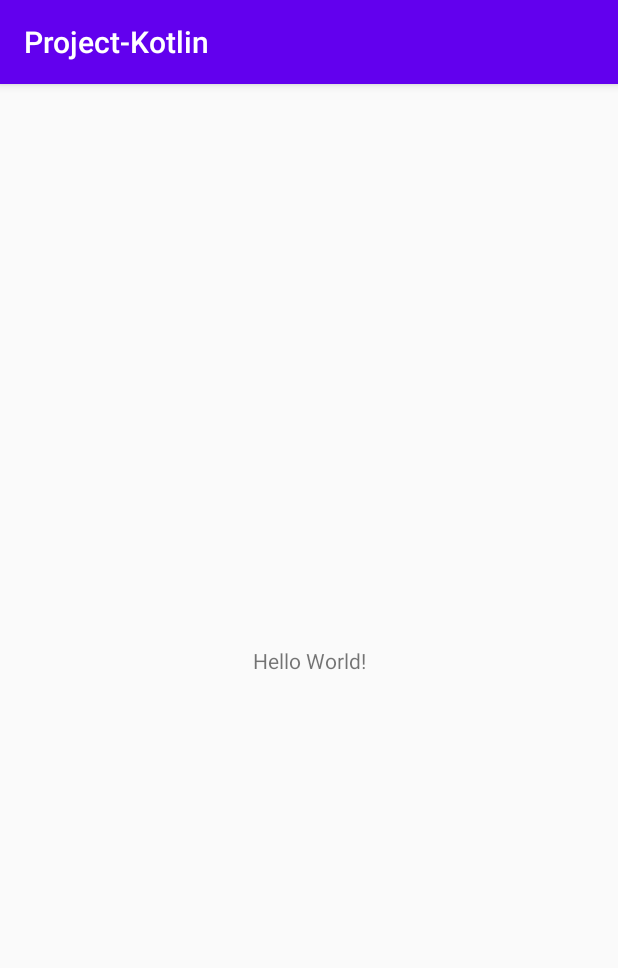
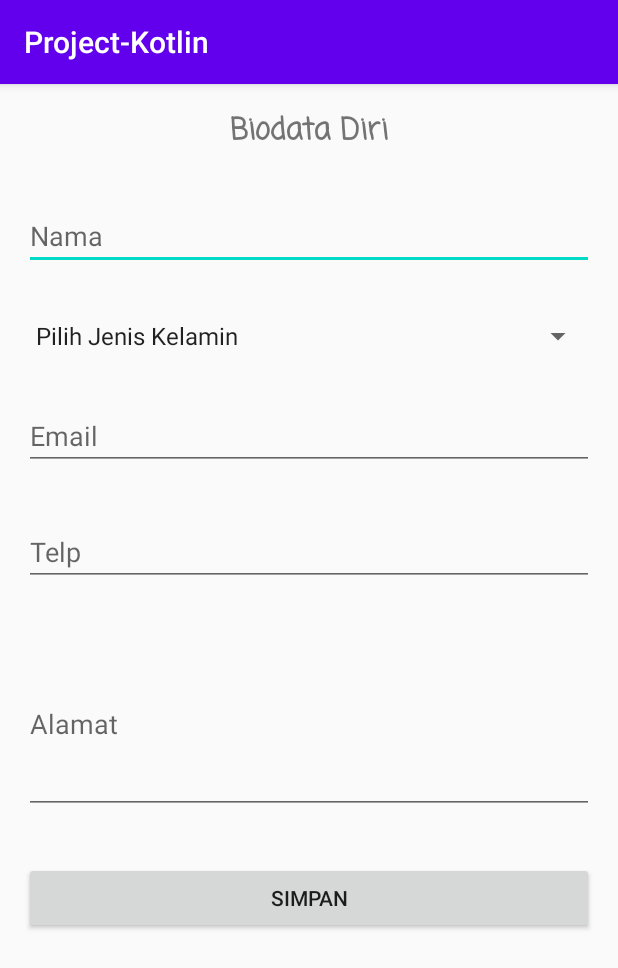
Before and after one commit to tutikqomariah/project-kotlin, an Android app: the screen it shows after launch (MainActivity), on a phone screen of 412 x 824 dp. Shown: the top 968 px of the screen. Run offline under Robolectric (Android 15) with nearby library versions, the phone set to English and light mode, and no system bars.

Commit message:
Update Project-Kotlin

```diff
--- a/app/src/main/AndroidManifest.xml
+++ b/app/src/main/AndroidManifest.xml
@@ -9,6 +9,7 @@
         android:roundIcon="@mipmap/ic_launcher_round"
         android:supportsRtl="true"
         android:theme="@style/AppTheme">
+        <activity android:name=".ProfilActivity"></activity>
         <activity android:name=".MainActivity">
             <intent-filter>
                 <action android:name="android.intent.action.MAIN" />
--- a/app/src/main/java/com/tutik/project_kotlin/MainActivity.kt
+++ b/app/src/main/java/com/tutik/project_kotlin/MainActivity.kt
@@ -2,10 +2,64 @@ package com.tutik.project_kotlin
 
 import androidx.appcompat.app.AppCompatActivity
 import android.os.Bundle
+import android.content.Intent
+import android.widget.ArrayAdapter
+import android.widget.Toast
+import kotlinx.android.synthetic.main.activity_main.*
 
 class MainActivity : AppCompatActivity() {
     override fun onCreate(savedInstanceState: Bundle?) {
         super.onCreate(savedInstanceState)
         setContentView(R.layout.activity_main)
+        setDataSpinnerGender()
+        btnSave.setOnClickListener { validasiInput() }
+    }
+    private fun goToProfilActivity() {
+        val bundle = Bundle()
+        bundle.putString("nama", namaInput)
+        bundle.putString("gender", genderInput)
+        bundle.putString("email", emailInput)
+        bundle.putString("telp", telpInput)
+        bundle.putString("alamat", alamatInput)
+        intent.putExtras(bundle)
+
+        val intent = Intent(this, ProfilActivity::class.java)
+        startActivity(intent)
+    }
+
+    private var namaInput : String = ""
+    private var emailInput : String = ""
+    private var telpInput : String = ""
+    private var alamatInput : String = ""
+    private var genderInput : String = ""
+    private fun validasiInput(){
+        namaInput = edtName.text.toString()
+        emailInput = edtEmail.text.toString()
+        telpInput = edtTelp.text.toString()
+        alamatInput = edtAddress.text.toString()
+        genderInput = spinnerGender.selectedItem.toString()
+        when{
+            namaInput.isEmpty() -> edtName.error = "Nama tidak boleh kosong"
+            genderInput.equals("Pilih Jenis Kelamin", ignoreCase = true) ->
+                tampilToast("Jenis Kelamin harus dipilih")
+
+            emailInput.isEmpty() -> edtEmail.error = "Email tidak boleh kosong"
+            telpInput.isEmpty() -> edtTelp.error = "Telp tidak boleh kosong"
+            alamatInput.isEmpty() -> edtAddress.error = "Alamat tidak boleh kosong"
+            else -> {
+                tampilToast("Navigasi ke halaman profil")
+                goToProfilActivity()
+            }
+        }
+
+    }
+    private fun tampilToast(message: String) {
+        Toast.makeText(this, message, Toast.LENGTH_SHORT).show()
+    }
+    private fun setDataSpinnerGender(){
+        val adapter = ArrayAdapter.createFromResource(this,
+            R.array.jenis_kelamin, android.R.layout.simple_spinner_item)
+        adapter.setDropDownViewResource(android.R.layout.simple_spinner_dropdown_item)
+        spinnerGender.adapter = adapter
     }
 }
--- a/app/src/main/res/layout/activity_main.xml
+++ b/app/src/main/res/layout/activity_main.xml
@@ -1,18 +1,63 @@
 <?xml version="1.0" encoding="utf-8"?>
-<androidx.constraintlayout.widget.ConstraintLayout xmlns:android="http://schemas.android.com/apk/res/android"
+<ScrollView
+    xmlns:android="http://schemas.android.com/apk/res/android"
     xmlns:app="http://schemas.android.com/apk/res-auto"
     xmlns:tools="http://schemas.android.com/tools"
     android:layout_width="match_parent"
-    android:layout_height="match_parent"
-    tools:context=".MainActivity">
+    android:layout_height="match_parent">
+    <LinearLayout
+        android:layout_width="match_parent"
+        android:layout_height="wrap_content"
+        android:orientation="vertical"
+        tools:context=".MainActivity">
+        <TextView
+            android:layout_width="wrap_content"
+            android:layout_height="wrap_content"
+            android:text="Biodata Diri"
+            android:layout_gravity="center_horizontal"
+            android:layout_margin="16dp"
+            android:fontFamily="casual"
+            android:textSize="20sp"
+            android:textStyle="bold"/>
+        <EditText
+            android:id="@+id/edtName"
+            android:layout_width="match_parent"
+            android:layout_height="wrap_content"
+            android:hint="Nama"
+            android:layout_margin="16dp"/>
+        <Spinner
+            android:id="@+id/spinnerGender"
+            android:layout_width="match_parent"
+            android:layout_height="wrap_content"
+            android:layout_margin="16dp"
+            android:entries="@array/jenis_kelamin"/>
+        <EditText
+            android:id="@+id/edtEmail"
+            android:layout_width="match_parent"
+            android:layout_height="wrap_content"
+            android:hint="Email"
+            android:layout_margin="16dp"/>
+        <EditText
+            android:id="@+id/edtTelp"
+            android:layout_width="match_parent"
+            android:layout_height="wrap_content"
+            android:hint="Telp"
+            android:layout_margin="16dp"
+            android:inputType="phone"/>
 
-    <TextView
-        android:layout_width="wrap_content"
-        android:layout_height="wrap_content"
-        android:text="Hello World!"
-        app:layout_constraintBottom_toBottomOf="parent"
-        app:layout_constraintLeft_toLeftOf="parent"
-        app:layout_constraintRight_toRightOf="parent"
-        app:layout_constraintTop_toTopOf="parent" />
+        <EditText
+            android:id="@+id/edtAddress"
+            android:layout_width="match_parent"
+            android:layout_height="120dp"
+            android:hint="Alamat"
+            android:layout_margin="16dp"
+            android:inputType="textMultiLine"/>
+        <Button
+            android:id="@+id/btnSave"
+            android:layout_width="match_parent"
+            android:layout_height="wrap_content"
+            android:text="SIMPAN"
+            android:layout_margin="16dp"/>
 
-</androidx.constraintlayout.widget.ConstraintLayout>
+    </LinearLayout>
+</ScrollView>
--- a/app/src/main/res/values/strings.xml
+++ b/app/src/main/res/values/strings.xml
@@ -1,3 +1,8 @@
 <resources>
     <string name="app_name">Project-Kotlin</string>
+    <string-array name="jenis_kelamin">
+        <item>Pilih Jenis Kelamin</item>
+        <item>Laki-Laki</item>
+        <item>Perempuan</item>
+    </string-array>
 </resources>
```
Also changed, not shown: app/src/main/java/com/tutik/project_kotlin/ProfilActivity.kt (added, +27 -0 lines), app/src/main/res/drawable-anydpi/ic_person.xml (added, +11 -0 lines), app/src/main/res/layout/activity_profil.xml (added, +158 -0 lines), app/src/main/res/drawable-hdpi/ic_person.png (added), app/src/main/res/drawable-mdpi/ic_person.png (added), app/src/main/res/drawable-xhdpi/ic_person.png (added), app/src/main/res/drawable-xxhdpi/ic_person.png (added).
